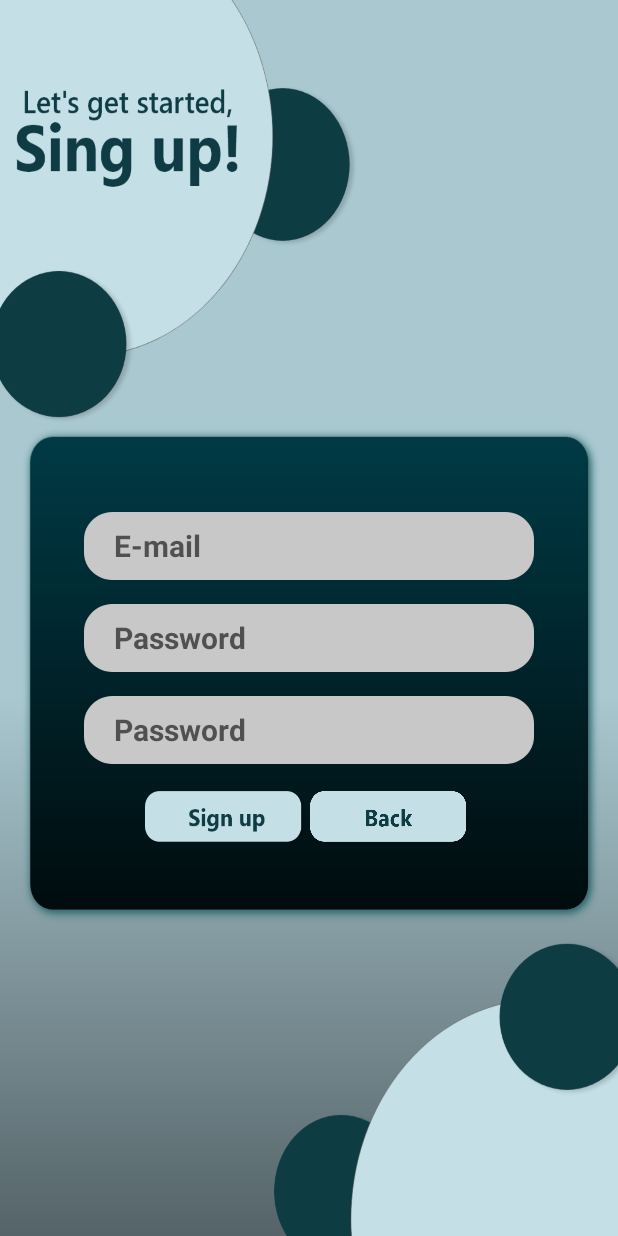
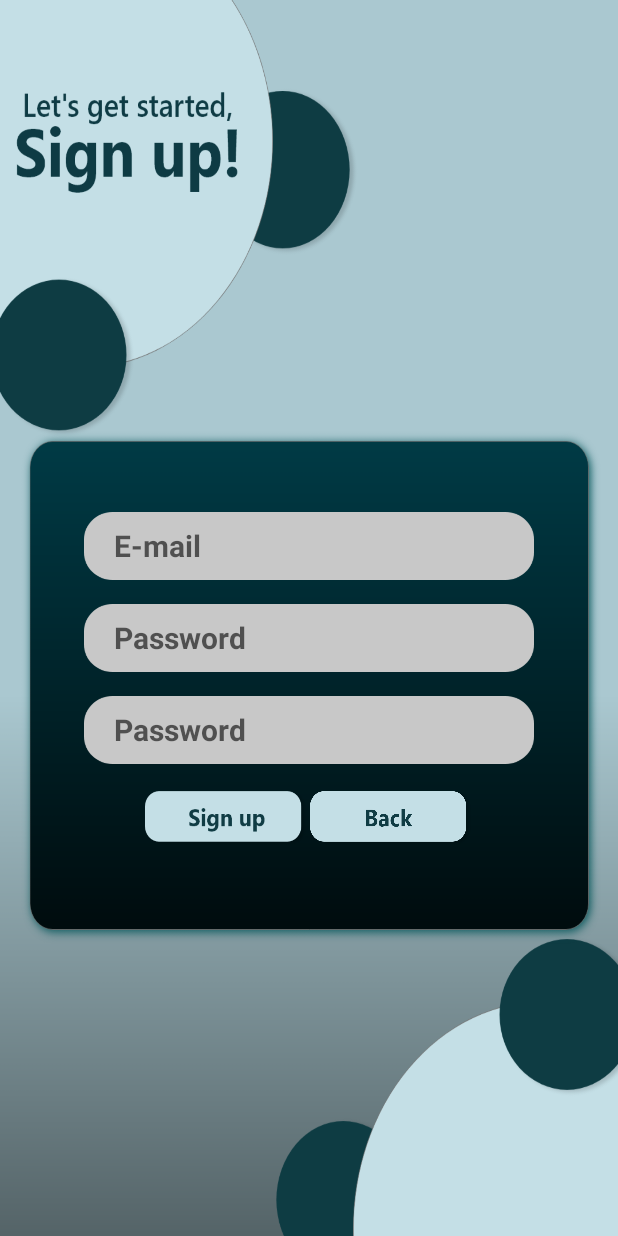
Before and after one commit to Iviko1/FinalExamPinfo, an Android app: the RegisterActivity screen opened directly, with no data from a screen before it, on a phone screen of 412 x 824 dp. Run offline under Robolectric (Android 15) with nearby library versions, the light colour scheme and no system bars; our stand-ins replace Firebase (no records; nobody signed in at launch, a user with empty details on screens opened directly).

Commit message:
sing up :DDD

```diff
--- a/app/src/main/res/layout/activity_register.xml
+++ b/app/src/main/res/layout/activity_register.xml
@@ -4,7 +4,7 @@
     xmlns:tools="http://schemas.android.com/tools"
     android:layout_width="match_parent"
     android:layout_height="match_parent"
-    android:background="@drawable/signupback"
+    android:background="@drawable/signupbacktest1"
     android:id="@+id/registration_layout"
     tools:context=".RegisterActivity">
 
```
Also changed, not shown: app/src/main/res/drawable/signupbacktest.png (added), app/src/main/res/drawable/signupbacktest1.png (added).
